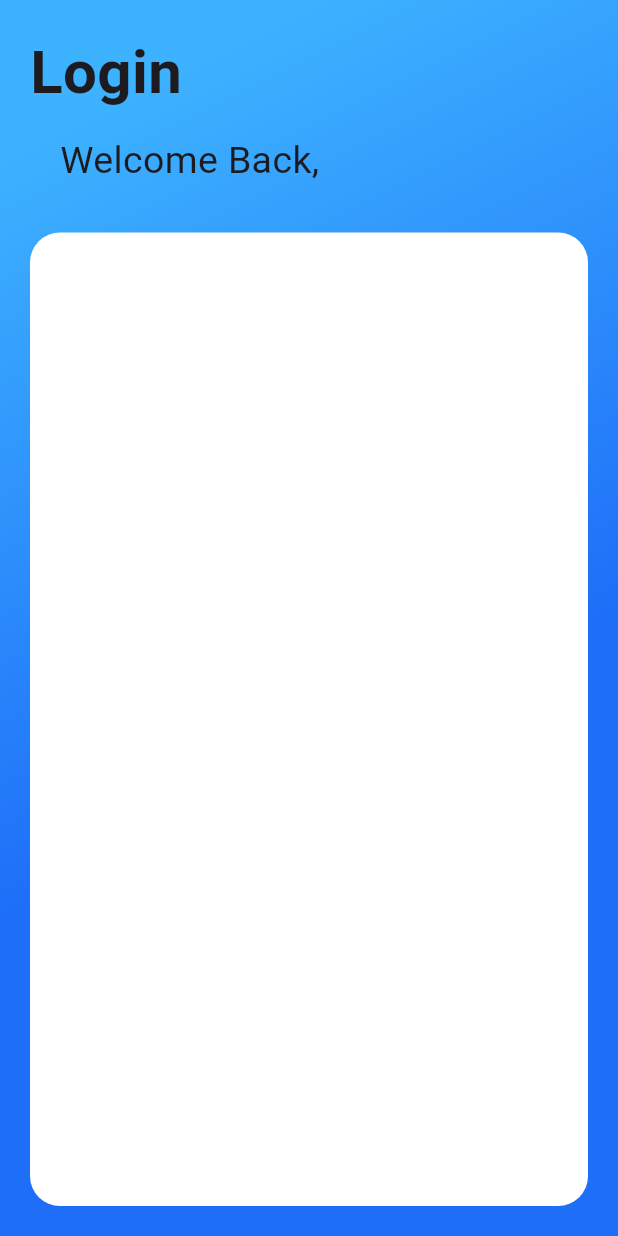
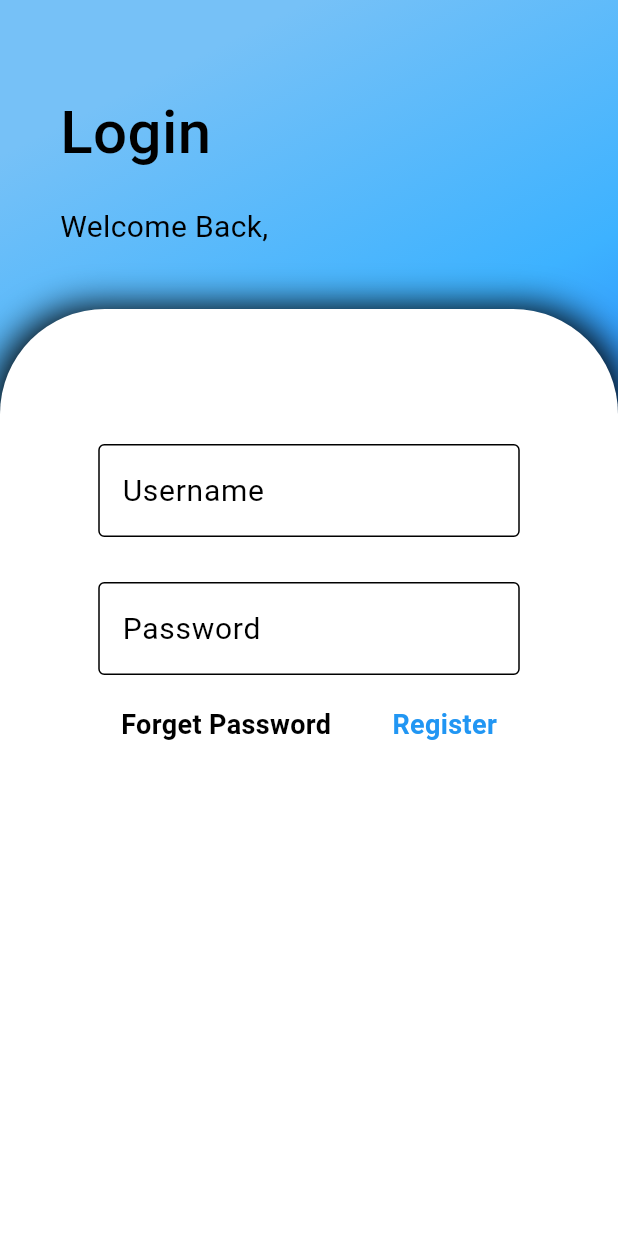
Before and after one commit to HarshanaWAJ/i_tour, a Flutter app: the screen it shows after launch, after a tap on "Get Start", on a phone screen of 412 x 824 dp. Run offline on Flutter 3.47's test engine with Material 3 defaults, Android fonts, the phone set to English and light mode, and no system bars.

Commit message:
Register Init

```diff
--- /dev/null
+++ b/lib/components/textfield.dart
@@ -0,0 +1,38 @@
+import 'package:flutter/material.dart';
+
+class MyTextField extends StatelessWidget {
+  final controller;
+  final String hintText;
+  final bool obsecureText;
+
+  const MyTextField(
+      {super.key,
+      required this.controller,
+      required this.hintText,
+      required this.obsecureText});
+
+  @override
+  Widget build(BuildContext context) {
+    return Padding(
+      padding: const EdgeInsets.symmetric(horizontal: 25.5),
+      child: TextField(
+        style: const TextStyle(
+          color: Colors.black,
+          fontSize: 20.0,
+        ),
+        controller: controller,
+        obscureText: obsecureText,
+        decoration: InputDecoration(
+          enabledBorder: const OutlineInputBorder(
+            borderSide: BorderSide(color: Colors.black),
+          ),
+          focusedBorder: const OutlineInputBorder(
+            borderSide: BorderSide(color: Colors.blue),
+          ),
+          hintText: hintText,
+          hintStyle: const TextStyle(color: Colors.black, fontSize: 20.0),
+        ),
+      ),
+    );
+  }
+}
--- a/lib/main.dart
+++ b/lib/main.dart
@@ -1,6 +1,7 @@
 import 'package:flutter/material.dart';
 import 'package:i_tour/pages/landing.dart';
 import 'package:i_tour/pages/login.dart';
+import 'package:i_tour/pages/register.dart';
 
 void main() {
   runApp(const MyApp());
@@ -20,7 +21,8 @@ class MyApp extends StatelessWidget {
       ),
       home: const LandingPage(title: 'I Tour App'),
       routes: <String, WidgetBuilder>{
-        '/login': (context) => const LoginPage(),
+        '/login': (context) => LoginPage(),
+        '/register': (context) => const RegisterPage(),
       },
     );
   }
--- a/lib/pages/login.dart
+++ b/lib/pages/login.dart
@@ -1,7 +1,11 @@
 import 'package:flutter/material.dart';
+import 'package:i_tour/components/textfield.dart';
 
 class LoginPage extends StatelessWidget {
-  const LoginPage({super.key});
+  final usernamecontroller = TextEditingController();
+  final passwordcontroller = TextEditingController();
+
+  LoginPage({super.key});
 
   @override
   Widget build(BuildContext context) {
@@ -11,60 +15,124 @@ class LoginPage extends StatelessWidget {
         decoration: const BoxDecoration(
           gradient: LinearGradient(
             begin: Alignment.topCenter,
-            colors: [Color(0xFF3DB2FF), Color.fromARGB(255, 30, 110, 248)],
+            colors: [
+              Color.fromARGB(255, 118, 193, 247),
+              Color(0xFF3DB2FF),
+              Color.fromARGB(255, 30, 110, 248),
+            ],
           ),
         ),
-        child: SafeArea(
+        child: Column(
+          crossAxisAlignment: CrossAxisAlignment.start,
+          children: [
+            const SizedBox(
+              height: 20.0,
+            ),
+            const Padding(
+              padding: EdgeInsets.all(40.0),
+              child: Column(
+                crossAxisAlignment: CrossAxisAlignment.start,
+                children: [
+                  Text(
+                    "Login",
+                    style: TextStyle(
+                      color: Colors.black,
+                      fontSize: 40.0,
+                      fontWeight: FontWeight.w500,
+                    ),
+                  ),
+                  SizedBox(
+                    height: 20.0,
+                  ),
+                  Text(
+                    "Welcome Back,",
+                    style: TextStyle(
+                      color: Colors.black,
+                      fontSize: 20.0,
+                    ),
+                  ),
+                ],
+              ),
+            ),
+            Expanded(
+              child: Container(
+                decoration: const BoxDecoration(
+                  color: Colors.white,
+                  borderRadius: BorderRadius.only(
+                    topLeft: Radius.circular(70.0),
+                    topRight: Radius.circular(70.0),
+                  ),
+                  boxShadow: [
+                    BoxShadow(
+                      color: Colors.black, // Shadow color
+                      offset: Offset(0, 4), // Offset from container
+                      blurRadius: 20.0, // Blur intensity
+                      spreadRadius: 5.0, // Spread of shadow
+                    ),
+                  ],
+                ),
+                child: SingleChildScrollView(
                   child: Padding(
-            padding: const EdgeInsets.all(20.0),
+                    padding: const EdgeInsets.all(40.0),
                     child: Column(
-              children: <Widget>[
+                      children: [
+                        const SizedBox(
+                          height: 50.0,
+                        ),
+                        MyTextField(
+                            controller: usernamecontroller,
+                            hintText: "Username",
+                            obsecureText: false),
+                        const SizedBox(height: 30.0),
+                        MyTextField(
+                            controller: passwordcontroller,
+                            hintText: "Password",
+                            obsecureText: true),
+                        const SizedBox(
+                          height: 20.0,
+                        ),
+                        Row(
+                          mainAxisAlignment: MainAxisAlignment.spaceEvenly,
+                          children: [
                             const Align(
                               alignment: Alignment.bottomLeft,
                               child: Text(
-                    "Login",
+                                "Forget Password",
                                 style: TextStyle(
-                      fontSize: 40.0,
-                      fontWeight: FontWeight.w700,
+                                  fontSize: 18.0,
+                                  fontWeight: FontWeight.w600,
+                                  color: Colors.black,
                                 ),
                               ),
                             ),
-                const SizedBox(
-                  height: 12.0,
-                ),
-                const Padding(
-                  padding: EdgeInsets.symmetric(
-                    horizontal: 20.0,
-                  ),
-                  child: Align(
-                    alignment: Alignment.bottomLeft,
-                    child: Text(
-                      "Welcome Back, ",
+                            Align(
+                              alignment: Alignment.bottomRight,
+                              child: GestureDetector(
+                                onTap: () {
+                                  // Navigate to the "/register" route
+                                  Navigator.pushNamed(context, '/register');
+                                },
+                                child: const Text(
+                                  "Register",
                                   style: TextStyle(
-                        fontSize: 25.0,
-                        fontWeight: FontWeight.w400,
+                                    fontSize: 18.0,
+                                    fontWeight: FontWeight.w600,
+                                    color: Colors.blue,
                                   ),
                                 ),
                               ),
                             ),
-                const SizedBox(
-                  height: 30.0,
+                          ],
+                        )
+                      ],
                     ),
-                Expanded(
-                  child: Container(
-                    decoration: const BoxDecoration(
-                      borderRadius: BorderRadius.all(
-                        Radius.circular(20.0),
                   ),
-                      color: Colors.white,
                 ),
               ),
             ),
           ],
         ),
       ),
-        ),
-      ),
     );
   }
 }
--- /dev/null
+++ b/lib/pages/register.dart
@@ -0,0 +1,16 @@
+import 'package:flutter/material.dart';
+
+class RegisterPage extends StatelessWidget {
+  const RegisterPage({super.key});
+
+  @override
+  Widget build(BuildContext context) {
+    return Container(
+      color: Colors.white,
+      child: const Text(
+        "Regiter Page",
+        style: TextStyle(color: Colors.black, fontSize: 20.0),
+      ),
+    );
+  }
+}
```
Lines whose indentation alone changed are shown as unchanged.
